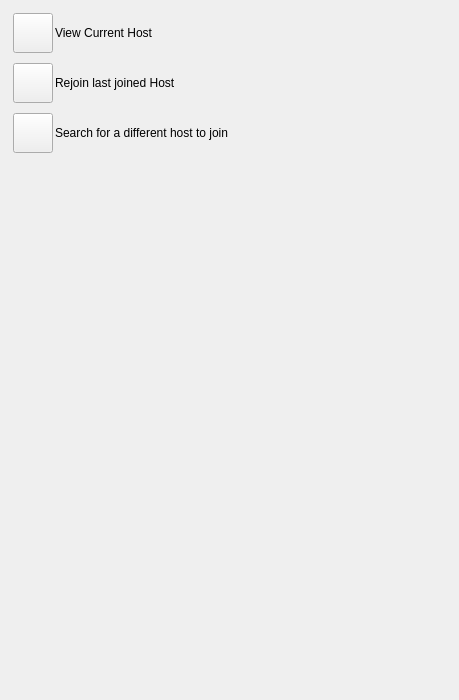
First picture: the form in nolimitgui/src/Forms/AppletHostJoinChoose.ui, repository nolimitconnect/NoLimitConnect, before the edit.
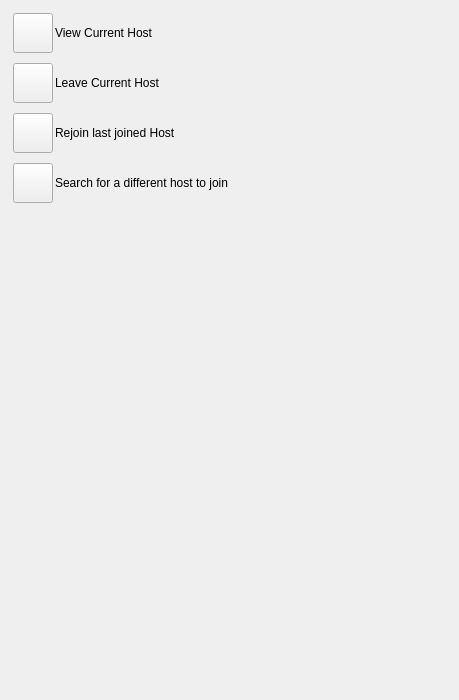
Second picture: the form after the edit. Custom widgets are drawn as their Qt base class.

Commit message: Add Leave Host option, fix take snapshot in random connect. Improve rotate icons

```diff
--- a/nolimitgui/src/Forms/AppletHostJoinChoose.ui
+++ b/nolimitgui/src/Forms/AppletHostJoinChoose.ui
@@ -67,6 +67,53 @@
      </layout>
     </widget>
    </item>
+   <item>
+    <widget class="QFrame" name="m_LeaveFrame">
+     <layout class="QHBoxLayout" name="horizontalLayout_14">
+      <property name="spacing">
+       <number>2</number>
+      </property>
+      <property name="leftMargin">
+       <number>2</number>
+      </property>
+      <property name="topMargin">
+       <number>2</number>
+      </property>
+      <property name="rightMargin">
+       <number>2</number>
+      </property>
+      <property name="bottomMargin">
+       <number>2</number>
+      </property>
+      <item>
+       <widget class="VxPushButton" name="m_LeaveButton">
+        <property name="minimumSize">
+         <size>
+          <width>0</width>
+          <height>40</height>
+         </size>
+        </property>
+        <property name="text">
+         <string notr="true"/>
+        </property>
+       </widget>
+      </item>
+      <item>
+       <widget class="VxLabel" name="m_LeaveLabel">
+        <property name="sizePolicy">
+         <sizepolicy hsizetype="Expanding" vsizetype="Preferred">
+          <horstretch>0</horstretch>
+          <verstretch>1</verstretch>
+         </sizepolicy>
+        </property>
+        <property name="text">
+         <string>Leave Current Host</string>
+        </property>
+       </widget>
+      </item>
+     </layout>
+    </widget>
+   </item>
    <item>
     <widget class="QFrame" name="m_RejoinFrame">
      <layout class="QHBoxLayout" name="horizontalLayout_13">
```
The commit also changes 9 other files.
